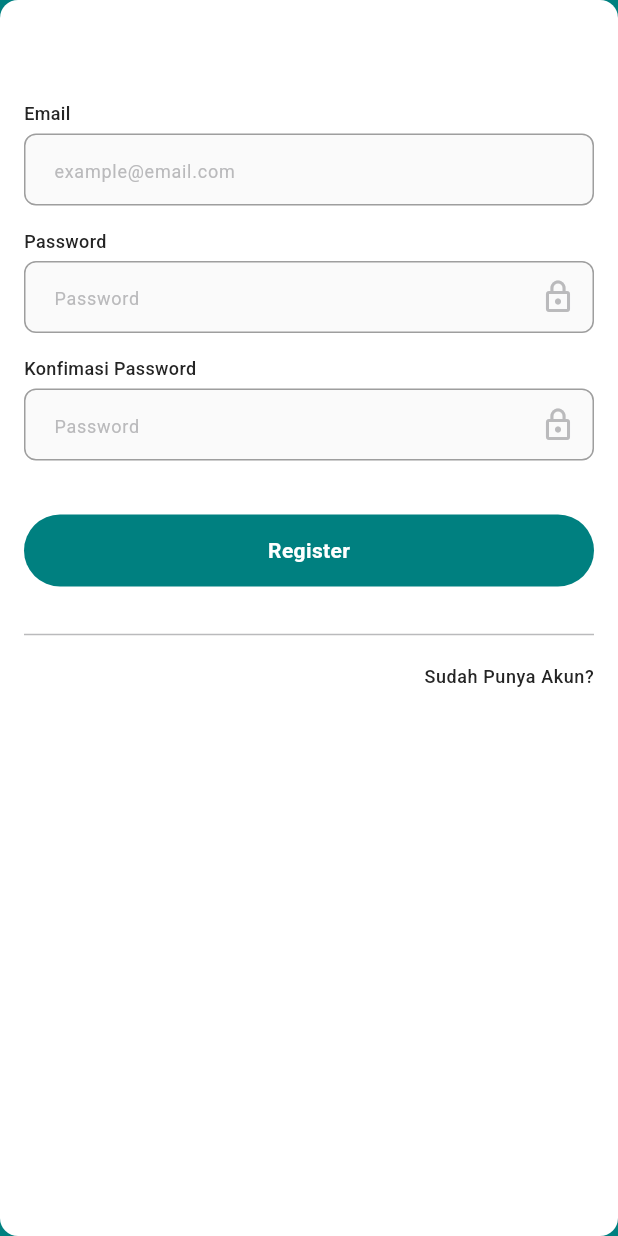
After one commit to AbdullahFathan/signx, a Flutter app: the RegisterPage screen opened by its route, scrolled down 205 dp, after a tap on "Register", on a phone screen of 412 x 824 dp. The commit adds this screen. Run offline on Flutter 3.47's test engine with Material 3 defaults, Android fonts, the phone set to English and light mode, and no system bars; network calls fail.

Commit message:
ui: register page done

```diff
--- a/lib/config/routes/app_route.dart
+++ b/lib/config/routes/app_route.dart
@@ -1,5 +1,6 @@
 import 'package:flutter/material.dart';
 import 'package:signx/features/login/presentation/login_page.dart';
+import 'package:signx/features/register/presentation/register_page.dart';
 
 class RouteGenerator {
   static String initialRoute = LoginPage.route;
@@ -7,6 +8,8 @@ class RouteGenerator {
     switch (settings.name) {
       case LoginPage.route:
         return MaterialPageRoute(builder: (context) => const LoginPage());
+      case RegisterPage.route:
+        return MaterialPageRoute(builder: (context) => const RegisterPage());
       default:
         return MaterialPageRoute(builder: (context) => const Scaffold());
     }
--- /dev/null
+++ b/lib/features/register/presentation/register_page.dart
@@ -0,0 +1,159 @@
+import 'package:flutter/material.dart';
+import 'package:signx/config/theme/resources/app_color.dart';
+import 'package:signx/widgets/email_text_form.dart';
+import 'package:signx/widgets/password_text_form.dart';
+import 'package:signx/widgets/primary_button.dart';
+
+class RegisterPage extends StatefulWidget {
+  static const String route = "/register";
+  const RegisterPage({super.key});
+
+  @override
+  State<RegisterPage> createState() => _RegisterPageState();
+}
+
+class _RegisterPageState extends State<RegisterPage> {
+  final TextEditingController emailController = TextEditingController();
+  final TextEditingController passwordController = TextEditingController();
+  final TextEditingController confirmPassController = TextEditingController();
+
+  @override
+  void dispose() {
+    emailController.dispose();
+    passwordController.dispose();
+    confirmPassController.dispose();
+    super.dispose();
+  }
+
+  @override
+  Widget build(BuildContext context) {
+    return Scaffold(
+      backgroundColor: AppColors.primaryColor,
+      body: SafeArea(
+        child: LayoutBuilder(
+          builder: (context, constraints) {
+            return SingleChildScrollView(
+              physics:
+                  constraints.maxHeight >
+                          MediaQuery.of(context).size.height * 0.6
+                      ? NeverScrollableScrollPhysics()
+                      : null,
+              child: ConstrainedBox(
+                constraints: BoxConstraints(minHeight: constraints.maxHeight),
+                child: Column(
+                  children: [
+                    Padding(
+                      padding: const EdgeInsets.symmetric(vertical: 80),
+                      child: Center(
+                        child: Text(
+                          "SIGNX",
+                          style: Theme.of(
+                            context,
+                          ).textTheme.displayLarge?.copyWith(
+                            color: AppColors.whiteColor,
+                            fontSize: 40,
+                            fontWeight: FontWeight.bold,
+                          ),
+                        ),
+                      ),
+                    ),
+                    Container(
+                      width: double.infinity,
+                      height: MediaQuery.of(context).size.height,
+                      padding: const EdgeInsets.symmetric(
+                        vertical: 32,
+                        horizontal: 16,
+                      ),
+                      decoration: BoxDecoration(
+                        color: AppColors.whiteColor,
+                        borderRadius: BorderRadius.circular(12),
+                      ),
+                      child: Form(
+                        child: Column(
+                          crossAxisAlignment: CrossAxisAlignment.start,
+                          children: [
+                            Padding(
+                              padding: const EdgeInsets.only(
+                                top: 35,
+                                bottom: 5,
+                              ),
+                              child: Text(
+                                "Email",
+                                style: Theme.of(
+                                  context,
+                                ).textTheme.bodyMedium?.copyWith(fontSize: 12),
+                              ),
+                            ),
+
+                            EmailTextFormWidget(controller: emailController),
+                            Padding(
+                              padding: const EdgeInsets.only(
+                                top: 15,
+                                bottom: 5,
+                              ),
+                              child: Text(
+                                "Password",
+                                style: Theme.of(
+                                  context,
+                                ).textTheme.bodyMedium?.copyWith(fontSize: 12),
+                              ),
+                            ),
+                            PasswordTextFormWidget(
+                              controller: passwordController,
+                            ),
+
+                            Padding(
+                              padding: const EdgeInsets.only(
+                                top: 15,
+                                bottom: 5,
+                              ),
+                              child: Text(
+                                "Konfimasi Password",
+                                style: Theme.of(
+                                  context,
+                                ).textTheme.bodyMedium?.copyWith(fontSize: 12),
+                              ),
+                            ),
+                            PasswordTextFormWidget(
+                              controller: confirmPassController,
+                            ),
+
+                            Padding(
+                              padding: const EdgeInsets.only(
+                                top: 36,
+                                bottom: 12,
+                              ),
+                              child: PrimaryButtonWidget(
+                                text: "Register",
+                                shapeButton: PrimaryButtonShape.stadium,
+                                buttonType: PrimaryButtonType.filled,
+                                onTap: () {},
+                              ),
+                            ),
+
+                            Padding(
+                              padding: const EdgeInsets.symmetric(vertical: 12),
+                              child: Divider(color: AppColors.hintColor),
+                            ),
+                            Align(
+                              alignment: Alignment.centerRight,
+                              child: Text(
+                                "Sudah Punya Akun?",
+                                style: Theme.of(context).textTheme.bodySmall
+                                    ?.copyWith(fontWeight: FontWeight.w500),
+                              ),
+                            ),
+                          ],
+                        ),
+                      ),
+                    ),
+                  ],
+                ),
+              ),
+            );
+          },
+        ),
+      ),
+    );
+  }
+}
```
